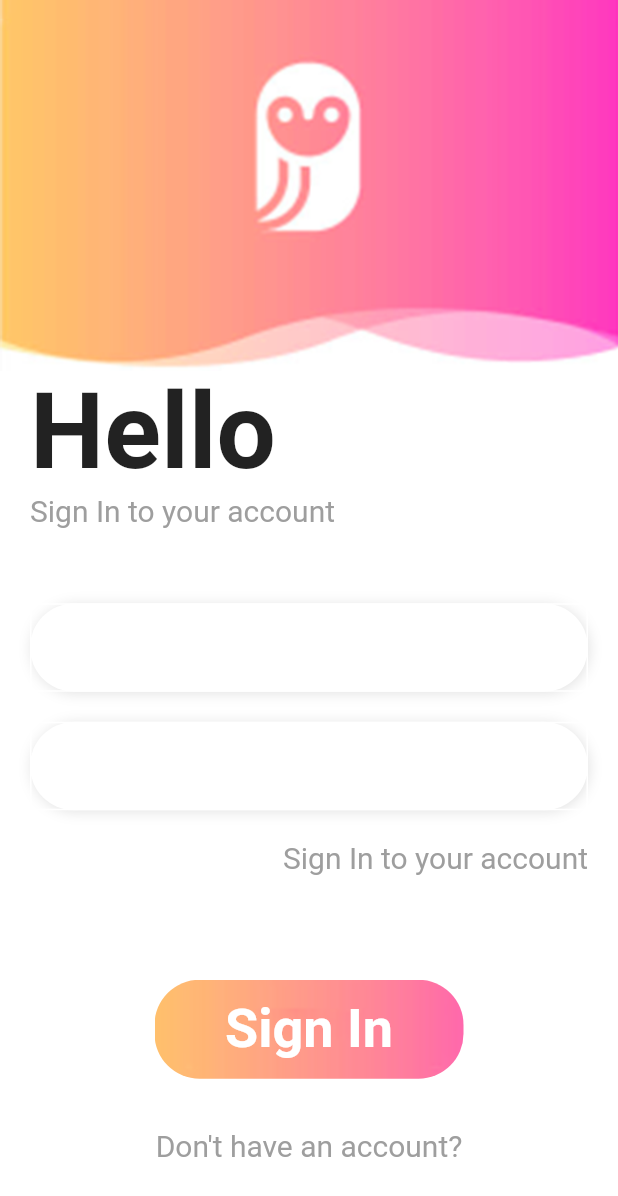
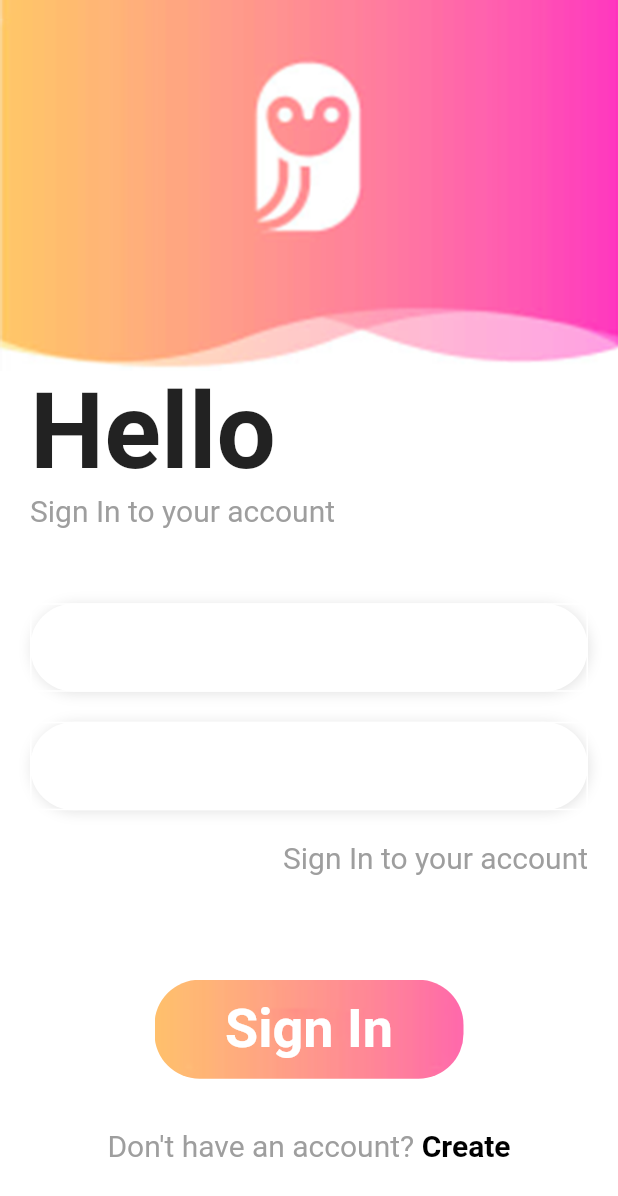
Before and after one commit to tarzann419/flutter_firebase, a Flutter app: the screen it shows after launch, on a phone screen of 412 x 824 dp. Shown: the top 1196 px of the screen. Run offline on Flutter 3.47's test engine with Material 2 defaults, Android fonts, the phone set to English and light mode, and no system bars.

Commit message:
richtext commit

```diff
--- a/lib/login_page.dart
+++ b/lib/login_page.dart
@@ -156,9 +156,16 @@ class _LoginPageState extends State<LoginPage> {
               fontSize: 20,
             ),
             children: [
-
+              TextSpan(
+              text: " Create",
+              style: TextStyle(
+                color: Colors.black,
+                fontSize: 20,
+                fontWeight: FontWeight.bold,
+              ),)
             ]
-          ),)
+          ),
+          ),
         ],
       ),
     );
```
